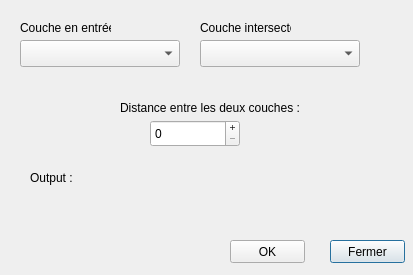
nicolas-roelandt/projet_pyqgis, file proximite/proximite_dialog_base.ui: the form before one commit.
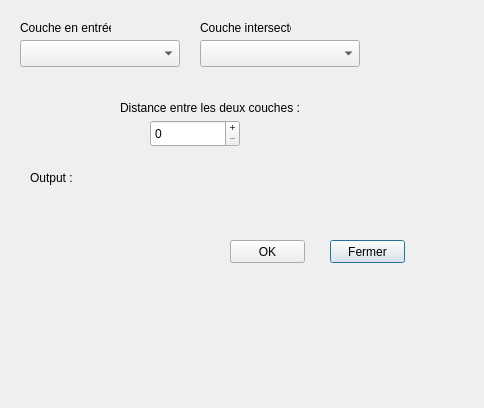
The form after the commit. Custom widgets are drawn as their Qt base class.

Commit message: correction fonctionnement interface + algo

```diff
--- a/proximite/proximite_dialog_base.ui
+++ b/proximite/proximite_dialog_base.ui
@@ -6,8 +6,8 @@
    <rect>
     <x>0</x>
     <y>0</y>
-    <width>413</width>
-    <height>275</height>
+    <width>484</width>
+    <height>408</height>
    </rect>
   </property>
   <property name="windowTitle">
```
Left out of the diff: 32 changed lines with no effect on the pictures. The commit also changes 1 other file.
